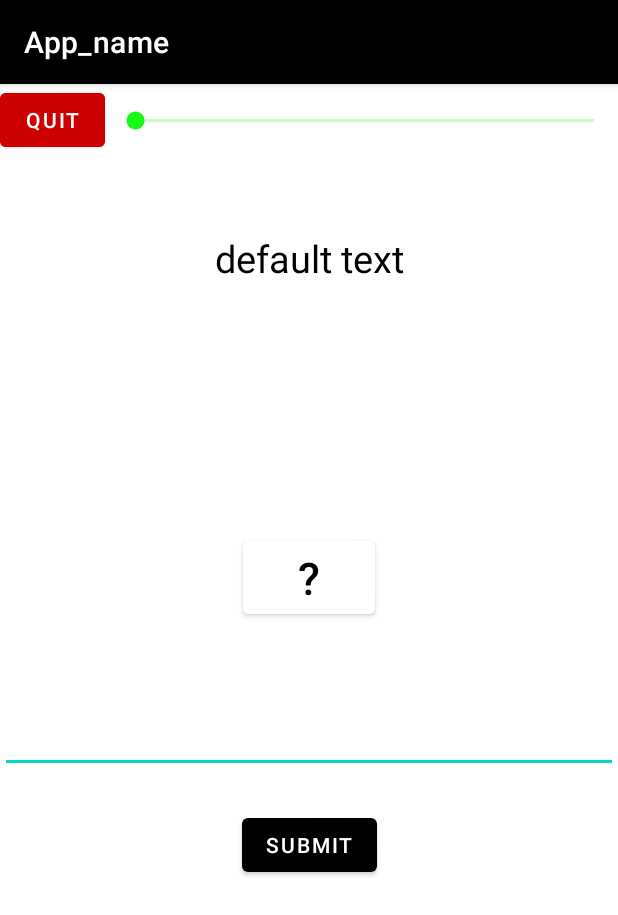
After one commit to user7623/secunda-lingua, an Android app: the TranslateActivity screen opened directly, with no data from a screen before it, on a phone screen of 412 x 824 dp. The commit adds this screen. Shown: the top 915 px of the screen. Run offline under Robolectric (Android 15) with nearby library versions, the phone set to English and light mode, and no system bars.

Commit message:
"custom toast made"

```diff
--- a/app/src/main/java/com/example/diplomska/MainActivity.java
+++ b/app/src/main/java/com/example/diplomska/MainActivity.java
@@ -20,7 +20,7 @@ public class MainActivity extends AppCompatActivity {
     @Override
     protected void onCreate(Bundle savedInstanceState) {
         super.onCreate(savedInstanceState);
-        setContentView(R.layout.activity_vocabulary);
+        setContentView(R.layout.activity_main);
 
         Button vocabularyButton = (Button) findViewById(R.id.basicVocabularyButton);
         Button translateButton = (Button) findViewById(R.id.translateButton);
@@ -39,7 +39,7 @@ public class MainActivity extends AppCompatActivity {
         translateButton.setOnClickListener(new View.OnClickListener() {
             @Override
             public void onClick(View v) {
-                Intent translateIntent = new Intent(MainActivity.this, SettingsActivity.class);
+                Intent translateIntent = new Intent(MainActivity.this, TranslateActivity.class);
                 startActivity(translateIntent);
             }
         });
@@ -71,7 +71,9 @@ public class MainActivity extends AppCompatActivity {
                 startActivity(testThreeIntent);
             }
         });
+
     }
+
 
     @Override
     public boolean onCreateOptionsMenu(Menu menu) {
--- /dev/null
+++ b/app/src/main/java/com/example/diplomska/TranslateActivity.java
@@ -0,0 +1,150 @@
+package com.example.diplomska;
+
+import androidx.appcompat.app.AppCompatActivity;
+
+import android.content.Intent;
+import android.graphics.Color;
+import android.os.Bundle;
+import android.text.SpannableString;
+import android.text.SpannableStringBuilder;
+import android.text.Spanned;
+import android.text.style.BackgroundColorSpan;
+import android.text.style.ForegroundColorSpan;
+import android.util.Log;
+import android.view.Gravity;
+import android.view.LayoutInflater;
+import android.view.View;
+import android.view.ViewGroup;
+import android.widget.Button;
+import android.widget.EditText;
+import android.widget.ImageView;
+import android.widget.TextView;
+import android.widget.Toast;
+
+import java.util.Timer;
+import java.util.TimerTask;
+
+public class TranslateActivity extends AppCompatActivity {
+
+    String hintString = "";
+    private static Timer timer;
+    private static TimerTask timerTask;
+    long oldTime = 0;
+    private int counter = 0;
+    boolean correctAnswerFlag = true;
+    boolean hideResultTextView = false;
+
+    Button questionMarkButton;
+    Button submitButton;
+    Button quitButton;
+    EditText answerText;
+
+    @Override
+    protected void onCreate(Bundle savedInstanceState) {
+        super.onCreate(savedInstanceState);
+        setContentView(R.layout.activity_translate);
+        showWrongToast();
+        questionMarkButton = (Button) findViewById(R.id.questionMarkButtonTranslate);
+        submitButton = (Button) findViewById(R.id.translateSubmitButton);
+        quitButton = (Button) findViewById(R.id.quitButtonOnTranslate);
+        answerText = (EditText) findViewById(R.id.translateEditText);
+
+
+        questionMarkButton.setOnClickListener(new View.OnClickListener() {
+            @Override
+            public void onClick(View v) {
+                Toast.makeText(TranslateActivity.this, hintString, Toast.LENGTH_LONG).show();
+            }
+        });
+        submitButton.setOnClickListener(new View.OnClickListener() {
+            @Override
+            public void onClick(View v) {
+                Log.d("info: " , "entered onClick");
+                checkAnswerFunction();
+
+               //TODO: kod za proverka na vnesewniot odgovor
+            }
+        });
+        quitButton.setOnClickListener(new View.OnClickListener() {
+            @Override
+            public void onClick(View v) {
+                Intent quitVocabularyIntent = new Intent(TranslateActivity.this, MainActivity.class);
+                startActivity(quitVocabularyIntent);
+            }
+        });
+    }
+
+    public void checkAnswerFunction()
+    {
+        Log.d("info: " , "entered checkAnswerFunction");
+
+        //TODO: kod za proverka na odgovorot
+
+        if (correctAnswerFlag)
+        {
+            Log.d("info: " , "Correct answer");
+            showCorrectToast();
+        }else{
+            Log.d("info: " , "Incorrect answer");
+            showWrongToast();
+        }
+    }
+
+    private void showCorrectToast()
+    {
+        LayoutInflater inflater = getLayoutInflater();
+        View layout = inflater.inflate(R.layout.correct_answer_toast_layout, (ViewGroup) findViewById(R.id.correct_toast_root));
+        ImageView toastImage = layout.findViewById(R.id.correct_toast_image);
+        toastImage.setImageResource(R.drawable.ic_baseline_emoji_emotions_24);
+        Toast toast = new Toast(getApplicationContext());
+        toast.setGravity(Gravity.CENTER, 0, 0);
+        toast.setDuration(Toast.LENGTH_LONG);
+        toast.setView(layout);
+        toast.show();
+    }
+    private void showWrongToast()
+    {
+        LayoutInflater inflater = getLayoutInflater();
+        View layout = inflater.inflate(R.layout.wrong_answer_toast_layout, (ViewGroup) findViewById(R.id.wrong_toast_root));
+        ImageView toastImage = layout.findViewById(R.id.wrong_toast_image);
+        toastImage.setImageResource(R.drawable.incorect_smiley);
+        Toast toast = new Toast(getApplicationContext());
+        toast.setGravity(Gravity.CENTER, 0, 0);
+        toast.setDuration(Toast.LENGTH_LONG);
+        toast.setView(layout);
+        toast.show();
+    }
+
+    public void startTimer() {
+        Log.i("info: ", "Starting timer");
+        stopTimerTask();
+        timer = new Timer();
+
+        initializeTimerTask();
+
+        Log.i("info: ", "Scheduling timer...");
+        timer.schedule(timerTask, 1000, 1000);
+    }
+
+    public void initializeTimerTask() {
+        Log.i("info: ", "initialising TimerTask");
+        timerTask = new TimerTask() {
+            public void run() {
+                Log.i("in timer", "in timer ++++  " + (counter++));
+
+                if(counter == 1)
+                {
+
+                }
+            }
+        };
+    }
+
+    public void stopTimerTask() {
+        if (timer != null) {
+            timer.cancel();
+            timer = null;
+        }
+    }
+
+}
--- /dev/null
+++ b/app/src/main/res/drawable/ic_baseline_emoji_emotions_24.xml
@@ -0,0 +1,5 @@
+<vector android:height="48dp" android:tint="#FFFFFF"
+    android:viewportHeight="24" android:viewportWidth="24"
+    android:width="48dp" xmlns:android="http://schemas.android.com/apk/res/android">
+    <path android:fillColor="@android:color/white" android:pathData="M11.99,2C6.47,2 2,6.48 2,12c0,5.52 4.47,10 9.99,10C17.52,22 22,17.52 22,12C22,6.48 17.52,2 11.99,2zM8.5,8C9.33,8 10,8.67 10,9.5S9.33,11 8.5,11S7,10.33 7,9.5S7.67,8 8.5,8zM12,18c-2.28,0 -4.22,-1.66 -5,-4h10C16.22,16.34 14.28,18 12,18zM15.5,11c-0.83,0 -1.5,-0.67 -1.5,-1.5S14.67,8 15.5,8S17,8.67 17,9.5S16.33,11 15.5,11z"/>
+</vector>
--- /dev/null
+++ b/app/src/main/res/drawable/incorect_smiley.xml
@@ -0,0 +1,7 @@
+<vector android:height="48dp" android:tint="#FFFFFF"
+    android:viewportHeight="24" android:viewportWidth="24"
+    android:width="48dp" xmlns:android="http://schemas.android.com/apk/res/android">
+    <path android:fillColor="@android:color/white" android:pathData="M15.5,9.5m-1.5,0a1.5,1.5 0,1 1,3 0a1.5,1.5 0,1 1,-3 0"/>
+    <path android:fillColor="@android:color/white" android:pathData="M8.5,9.5m-1.5,0a1.5,1.5 0,1 1,3 0a1.5,1.5 0,1 1,-3 0"/>
+    <path android:fillColor="@android:color/white" android:pathData="M11.99,2C6.47,2 2,6.48 2,12s4.47,10 9.99,10C17.52,22 22,17.52 22,12S17.52,2 11.99,2zM12,20c-4.42,0 -8,-3.58 -8,-8s3.58,-8 8,-8 8,3.58 8,8 -3.58,8 -8,8zM12,14c-2.33,0 -4.32,1.45 -5.12,3.5h1.67c0.69,-1.19 1.97,-2 3.45,-2s2.75,0.81 3.45,2h1.67c-0.8,-2.05 -2.79,-3.5 -5.12,-3.5z"/>
+</vector>
--- /dev/null
+++ b/app/src/main/res/layout/activity_translate.xml
@@ -0,0 +1,79 @@
+<?xml version="1.0" encoding="utf-8"?>
+<androidx.constraintlayout.widget.ConstraintLayout xmlns:android="http://schemas.android.com/apk/res/android"
+    xmlns:app="http://schemas.android.com/apk/res-auto"
+    xmlns:tools="http://schemas.android.com/tools"
+    android:layout_width="match_parent"
+    android:layout_height="match_parent"
+    tools:context=".TranslateActivity">
+
+    <Button
+        android:id="@+id/quitButtonOnTranslate"
+        android:layout_width="70dp"
+        android:layout_height="wrap_content"
+        android:backgroundTint="@android:color/holo_red_dark"
+        android:text="QUIT"
+        app:layout_constraintLeft_toLeftOf="parent"
+        app:layout_constraintTop_toTopOf="parent"
+        />
+
+    <SeekBar
+        android:id="@+id/seekBarTranslate"
+        android:layout_width="338dp"
+        android:layout_height="wrap_content"
+        android:max="100"
+        android:paddingTop="15dp"
+        android:paddingBottom="15dp"
+        android:progress="0"
+        app:layout_constraintRight_toRightOf="parent"
+        app:layout_constraintLeft_toRightOf="@+id/quitButtonOnVocabulary"
+        app:layout_constraintTop_toTopOf="parent"
+        android:progressBackgroundTint="#19FA19"
+        android:progressTint="#19FA19"
+        android:tickMarkTint="#19FA19"
+        android:thumbTint="#19FA19"
+        />
+
+    <TextView
+        android:id="@+id/translateTextView"
+        android:layout_width="match_parent"
+        android:layout_height="200dp"
+        android:layout_marginTop="50dp"
+        android:gravity="center_horizontal"
+        android:text="default text"
+        android:textColor="@android:color/black"
+        android:textSize="25dp"
+        app:layout_constraintTop_toBottomOf="@+id/seekBarTranslate" />
+
+    <Button
+        android:id="@+id/questionMarkButtonTranslate"
+        android:layout_width="wrap_content"
+        android:layout_height="wrap_content"
+        android:text=" ? "
+        android:textSize="30dp"
+        app:layout_constraintLeft_toLeftOf="parent"
+        app:layout_constraintRight_toRightOf="parent"
+        app:layout_constraintTop_toBottomOf="@+id/translateTextView"
+        android:backgroundTint="@android:color/white"
+        android:textColor="@android:color/black"
+        />
+
+    <EditText
+        android:layout_width="match_parent"
+        android:layout_height="100dp"
+        android:id="@+id/translateEditText"
+        app:layout_constraintTop_toBottomOf="@+id/questionMarkButtonTranslate"
+        android:textSize="30dp"
+        android:textColor="@android:color/black"
+        />
+
+    <Button
+        android:id="@+id/translateSubmitButton"
+        android:layout_width="wrap_content"
+        android:layout_height="wrap_content"
+        android:layout_marginTop="24dp"
+        android:text="Submit"
+        app:layout_constraintLeft_toLeftOf="parent"
+        app:layout_constraintRight_toRightOf="parent"
+        app:layout_constraintTop_toBottomOf="@id/translateEditText" />
+
+</androidx.constraintlayout.widget.ConstraintLayout>
```
Also changed, not shown: app/src/main/AndroidManifest.xml (+6 -9 lines), app/src/main/java/com/example/diplomska/VocabularyActivity.java (+36 -2 lines), app/src/main/res/layout/activity_vocabulary.xml (+8 -3 lines), app/src/main/res/layout/correct_answer_toast_layout.xml (added, +28 -0 lines), app/src/main/res/layout/wrong_answer_toast_layout.xml (added, +26 -0 lines), app/src/main/res/drawable/car.jpg (added), app/src/main/res/drawable/doggo.jpg (added), app/src/main/res/drawable/pencil.jpg (added).
